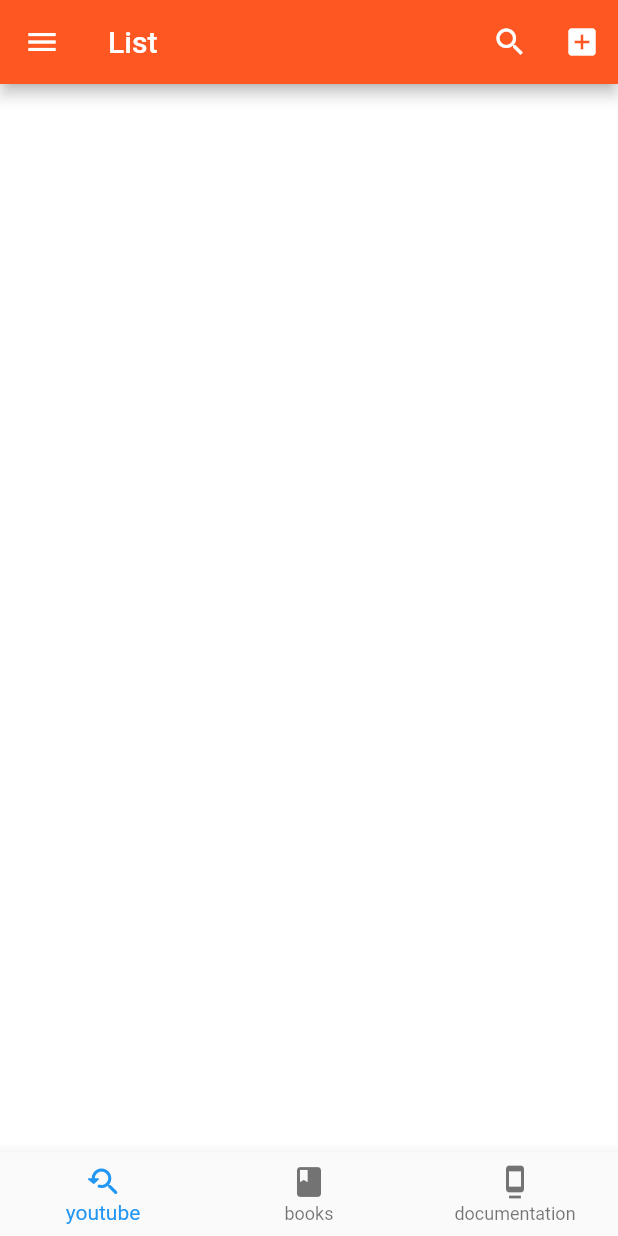
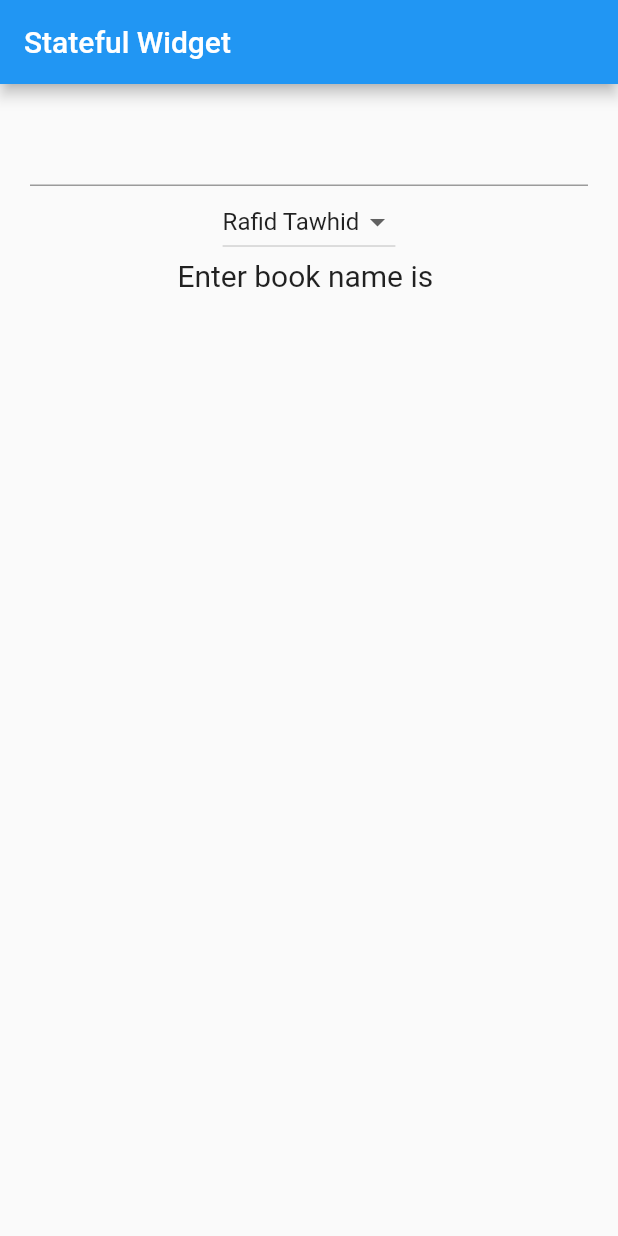
Before and after one commit to Rafid-tawhid/flutter_app3, a Flutter app: the screen it shows after launch, on a phone screen of 412 x 824 dp. Run offline on Flutter 3.47's test engine with Material 2 defaults, Android fonts, the phone set to English and light mode, and no system bars.

Commit message:
Text_box and Drop-down menu

```diff
--- a/lib/main.dart
+++ b/lib/main.dart
@@ -10,50 +10,56 @@ class MyApp extends StatelessWidget {
   @override
   Widget build(BuildContext context) {
     return MaterialApp(
+      title: "TexBox & Dropdown",
+      home: book(),
+    );
 
-    home: Scaffold(
+  }
+}
+
+class book extends StatefulWidget {
+  @override
+  _bookState createState() => _bookState();
+}
+
+class _bookState extends State<book> {
+  String namebook="";
+  var writers=["Rafid Tawhid","Hymayun","kobir","salman"];
+  var _currentItem='Rafid Tawhid';
+  @override
+  Widget build(BuildContext context) {
+    return Scaffold(
       appBar: AppBar(
-        backgroundColor: Colors.deepOrange,
-        title: Text("List"),
-        actions: [
-          IconButton(icon: Icon(Icons.search), onPressed: (){}),
-          IconButton(icon: Icon(Icons.add_box), onPressed: (){}),
-        ],
+        title: Text("Stateful Widget"),
       ),
-      drawer: Drawer(
-        child: ListView(
+      body: Container(
+        margin: EdgeInsets.all(20),
+        child: Column(
           children: [
-            DrawerHeader(
-              child: Text("Flutter "),
-              decoration: BoxDecoration(
-                color: Colors.orange.shade700
-              ),
+            TextField(
+              onChanged: (String userinput)
+              {
+                setState(() {
+                  namebook=userinput;
+                });
+              },
             ),
-            ListTile(
-              title: Text("Learning from tube"),
-              onTap: (){},
-            ),
-            ListTile(
-              title: Text("Learning from books"),
-              onTap: (){},
-            ),
-            ListTile(
-              title: Text("Learning from doc"),
-              onTap: (){},
-            )
 
+             DropdownButton(items: writers.map((String dropdownitems){
+               return DropdownMenuItem(value: dropdownitems,child: Text(dropdownitems),);
+
+             }).toList(),
+               onChanged: (String newVal)
+               {
+                 setState(() {
+                   this._currentItem=newVal;
+                 });
+               },
+               value: _currentItem,),
+            Text("Enter book name is $namebook",style: TextStyle(fontSize: 20),)
           ],
         ),
       ),
-      backgroundColor: Colors.white,
-      bottomNavigationBar: BottomNavigationBar(
-        items: [
-          BottomNavigationBarItem(icon: Icon(Icons.youtube_searched_for_rounded),title: Text("youtube")),
-          BottomNavigationBarItem(icon: Icon(Icons.book),title: Text("books")),
-          BottomNavigationBarItem(icon: Icon(Icons.dock),title: Text("documentation")),
-        ],
-      ),
-    ),
     );
   }
 }
```
